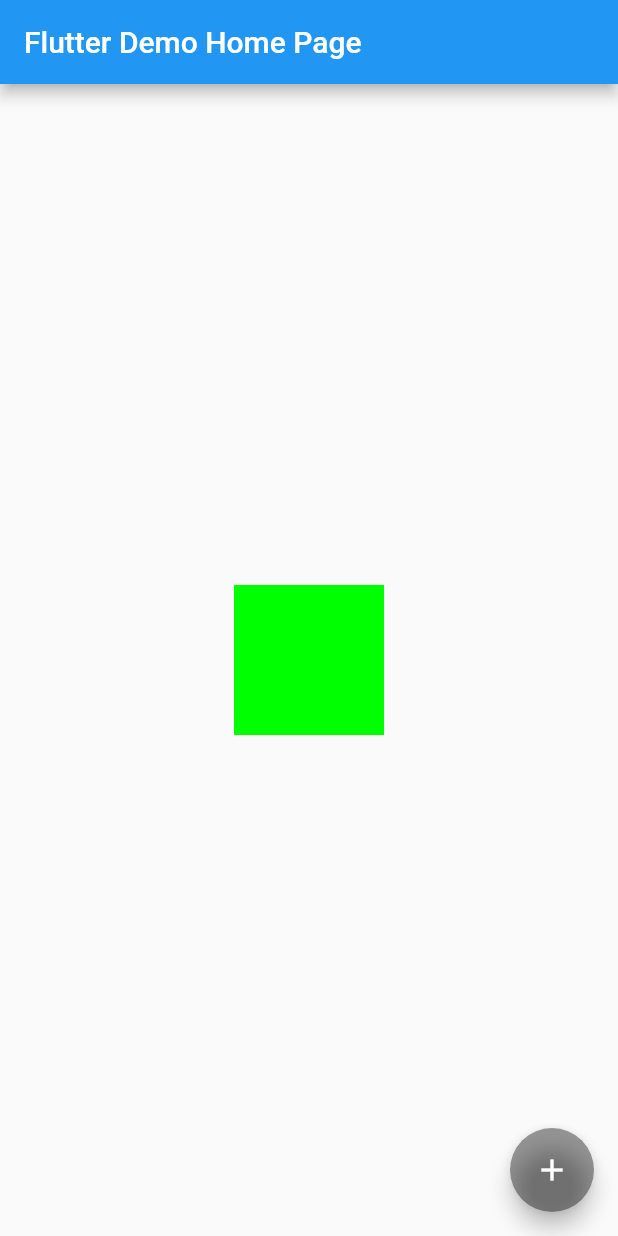
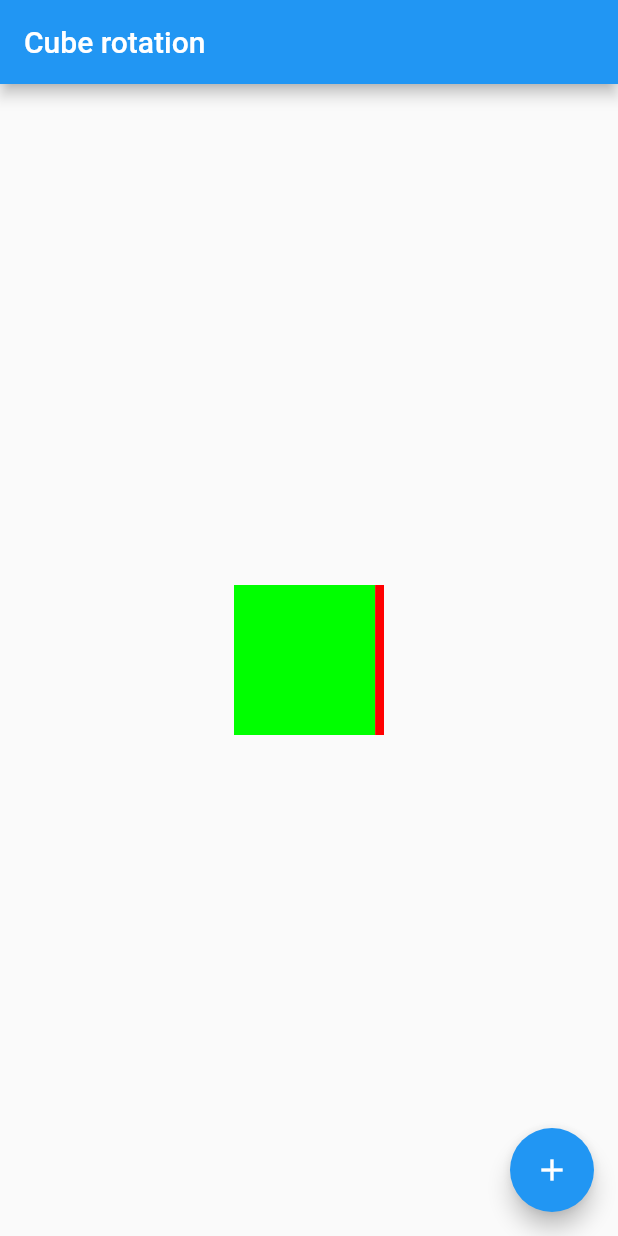
Before and after one commit to vdulnev/cube, a Flutter app: the screen it shows after launch, after a tap on the "add" icon, on a phone screen of 412 x 824 dp. Run offline on Flutter 3.47's test engine with Material 2 defaults, Android fonts, the phone set to English and light mode, and no system bars; our stand-ins replace flutter_redux, redux.

```diff
--- a/lib/Cube.dart
+++ b/lib/Cube.dart
@@ -2,20 +2,34 @@ import 'dart:math';
 
 import 'package:flutter/material.dart';
 
-class Cube extends StatelessWidget {
+class CubeState {
   final double size;
   final double angle;
 
-  Cube(this.size, this.angle);
+  CubeState(this.size, this.angle);
+  CubeState.newAngle(CubeState oldState, double angle): this(oldState.size, angle);
+}
+
+extension CubeStateCopy on CubeState {
+  CubeState setAngle(double angle) {
+    return CubeState(this.size, angle);
+  }
+}
+
+class Cube extends StatelessWidget {
+
+  final CubeState _state;
+
+  Cube(this._state);
 
   @override
   Widget build(BuildContext context) {
     return Row(
       children: <Widget>[
       SizedBox(
-      width: size,
-      height: size,
-      child: buildCube(angle),
+      width: _state.size,
+      height: _state.size,
+      child: buildCube(_state.angle),
       ),
       ],
       mainAxisSize: MainAxisSize.min,
--- a/lib/CubeSwitch.dart
+++ b/lib/CubeSwitch.dart
@@ -1,4 +1,3 @@
-import 'dart:async';
 import 'dart:math';
 
 import 'package:flutter/widgets.dart';
@@ -7,54 +6,69 @@ import 'Cube.dart';
 
 enum SwitchState { on, off }
 
+class CubeSwitchState {
+  final CubeState cubeState;
+  final SwitchState state;
+
+  CubeSwitchState(this.cubeState, this.state);
+}
+
+extension CubeSwitchStateCopy on CubeSwitchState {
+  CubeSwitchState setSwitchState(SwitchState switchState) {
+    return CubeSwitchState(this.cubeState, switchState);
+  }
+  CubeSwitchState setCubeState(CubeState cubeState) {
+    return CubeSwitchState(cubeState, this.state);
+  }
+  CubeSwitchState setAngle(double angle) {
+    return CubeSwitchState(this.cubeState.setAngle(angle), this.state);
+  }
+}
+
+class CubeSwitchController {
+  _CubeSwitchState _cubeSwitchState;
+
+  void start() {
+    _cubeSwitchState.start();
+  }
+}
+
 class CubeSwitch extends StatefulWidget {
-  final double size;
-  final SwitchState state;
-  final Stream<SwitchState> stream;
-  final StreamController<SwitchState> _outputController = StreamController();
+  final CubeSwitchController _controller;
+  final CubeSwitchState _cubeSwitchState;
 
-  CubeSwitch(this.size, {this.state = SwitchState.off, this.stream});
+  CubeSwitch(this._cubeSwitchState, this._controller);
+
+  CubeSwitch.fromSize(double size, CubeSwitchController controller): this(CubeSwitchState(CubeState(size, 0), SwitchState.off), controller);
 
   @override
   _CubeSwitchState createState() {
-    _outputController.add(state);
     return _CubeSwitchState(
-        size, state, stream, _outputController);
+        _cubeSwitchState, _controller);
   }
-
-  Stream<SwitchState> getOutputStream() {
-    return _outputController.stream;
-  }
-
 }
 
 class _CubeSwitchState extends State<CubeSwitch>
     with SingleTickerProviderStateMixin {
-  double size;
-  SwitchState _state;
-  Stream<SwitchState> stream;
-  StreamController<SwitchState> _streamController;
+  final CubeSwitchController cubeSwitchController;
+  CubeSwitchState _cubeSwitchState;
   AnimationController controller;
   Animation<double> animation;
 
-  _CubeSwitchState(this.size, this._state, this.stream, this._streamController);
+  _CubeSwitchState(this._cubeSwitchState, this.cubeSwitchController){
+    cubeSwitchController._cubeSwitchState = this;
+  }
 
   @override
   void initState() {
     super.initState();
     controller = AnimationController(
         duration: const Duration(milliseconds: 5000), vsync: this);
-    animation = _createAnimation(_state);
-    if (stream != null) {
-      stream.listen((SwitchState newSate) {
-        print(newSate);
-        _alter();
-      });
-    }
+    animation = _createAnimation(_cubeSwitchState.state);
   }
 
-  void _alter() {
-    if (_state == SwitchState.on) {
+  void start() {
+    if (_cubeSwitchState.state == SwitchState.on) {
       _turnOff();
     } else {
       _turnOn();
@@ -62,7 +76,7 @@ class _CubeSwitchState extends State<CubeSwitch>
   }
 
   void _turnOn() {
-    if (_state == SwitchState.on ||
+    if (_cubeSwitchState.state == SwitchState.on ||
         animation.status == AnimationStatus.forward) {
       print("_turnOn skipped");
       return;
@@ -73,7 +87,7 @@ class _CubeSwitchState extends State<CubeSwitch>
   }
 
   void _turnOff() {
-    if (_state == SwitchState.off ||
+    if (_cubeSwitchState.state == SwitchState.off ||
         animation.status == AnimationStatus.reverse) {
       print("_turnOff skipped");
       return;
@@ -86,20 +100,19 @@ class _CubeSwitchState extends State<CubeSwitch>
   Animation<double> _createAnimation(SwitchState finalState) {
     return Tween<double>(begin: 0.0, end: pi / 2.0).animate(controller)
       ..addListener(() {
-        setState(() {});
+        setState(() {_cubeSwitchState = _cubeSwitchState.setAngle(animation.value);});
       })
       ..addStatusListener((status) {
         if (status == AnimationStatus.completed ||
             status == AnimationStatus.dismissed) {
-          _state = finalState;
-          _streamController.add(_state);
+          _cubeSwitchState = _cubeSwitchState.setSwitchState(finalState);
         }
       });
   }
 
   @override
   Widget build(BuildContext context) {
-    return Cube(size, animation.value);
+    return Cube(_cubeSwitchState.cubeState);
   }
 
   @override
--- a/lib/main.dart
+++ b/lib/main.dart
@@ -1,17 +1,36 @@
-import 'dart:async';
-
+import 'package:digits/Cube.dart';
 import 'package:flutter/material.dart';
+import 'package:flutter_redux/flutter_redux.dart';
+import 'package:redux/redux.dart';
 
 import 'CubeSwitch.dart';
 
 void main() => runApp(MyApp());
 
+class MyAppState {
+  final MyHomePageState myHomePageState;
+
+  MyAppState(this.myHomePageState);
+}
+
+class MyAppReducer extends ReducerClass<MyAppState> {
+  @override
+  MyAppState call(MyAppState state, action) {
+    return state;
+  }
+}
+
+final store = Store<MyAppState>(MyAppReducer(),
+    initialState: MyAppState(MyHomePageState("Cube rotation")));
+
 class MyApp extends StatelessWidget {
   // This widget is the root of your application.
   @override
   Widget build(BuildContext context) {
-    return MaterialApp(
-      title: 'Flutter Demo',
+    return StoreProvider(
+        store: store,
+        child: MaterialApp(
+          title: 'Cube',
           theme: ThemeData(
             // This is the theme of your application.
             //
@@ -24,13 +43,19 @@ class MyApp extends StatelessWidget {
             // is not restarted.
             primarySwatch: Colors.blue,
           ),
-      home: MyHomePage(title: 'Flutter Demo Home Page'),
-    );
+          home: MyHomePage(),
+        ));
   }
 }
 
-class MyHomePage extends StatefulWidget {
-  MyHomePage({Key key, this.title}) : super(key: key);
+class MyHomePageState {
+  final String title;
+
+  MyHomePageState(this.title);
+}
+
+class MyHomePage extends StatelessWidget {
+  MyHomePage({Key key}) : super(key: key);
 
   // This widget is the home page of your application. It is stateful, meaning
   // that it has a State object (defined below) that contains fields that affect
@@ -41,53 +66,18 @@ class MyHomePage extends StatefulWidget {
   // used by the build method of the State. Fields in a Widget subclass are
   // always marked "final".
 
-  final String title;
-
-  @override
-  _MyHomePageState createState() => _MyHomePageState();
-}
-
-class _AppBloc {
-  final StreamController<Object> buttonClickSink = StreamController();
-  final StreamController<SwitchState> cubeStateSink = StreamController();
-  final StreamController<bool> buttonStateSink = StreamController();
-  var _isButtonEnabled = true;
-  SwitchState currentState;
-
-  _AppBloc() {
-    buttonClickSink.stream.listen((object) => _switchState());
-  }
-
-  void dispose() {
-    buttonClickSink.close();
-    cubeStateSink.close();
-    buttonStateSink.close();
-  }
-
-  _switchState() {
-    _isButtonEnabled = !_isButtonEnabled;
-    buttonStateSink.add(_isButtonEnabled);
-  }
-
-}
-
-class _MyHomePageState extends State<MyHomePage> {
-
-  final _bloc = _AppBloc();
+  final controller = CubeSwitchController();
 
   @override
   Widget build(BuildContext context) {
-    // This method is rerun every time setState is called, for instance as done
-    // by the _incrementCounter method above.
-    //
-    // The Flutter framework has been optimized to make rerunning build methods
-    // fast, so that you can just rebuild anything that needs updating rather
-    // than having to individually change instances of widgets.
-    return Scaffold(
+    return StoreConnector<MyAppState, MyHomePageState>(
+      converter: (store) => store.state.myHomePageState,
+      builder: (context, state) =>
+          Scaffold(
             appBar: AppBar(
               // Here we take the value from the MyHomePage object that was created by
               // the App.build method, and use it to set our appbar title.
-        title: Text(widget.title),
+              title: Text(state.title),
             ),
             body: Center(
               // Center is a layout widget. It takes a single child and positions it
@@ -110,31 +100,21 @@ class _MyHomePageState extends State<MyHomePage> {
                 mainAxisAlignment: MainAxisAlignment.center,
                 children: <Widget>[
                   Center(
-              child: CubeSwitch(100, stream: _bloc.cubeStateSink.stream),
+                    child: CubeSwitch(
+                        CubeSwitchState(CubeState(100, 0), SwitchState.off),
+                        controller),
                   )
                 ],
               ),
             ),
-      floatingActionButton: StreamBuilder<bool>(
-        stream: _bloc.buttonStateSink.stream,
-        initialData: true,
-        builder: (context, snapShot) {
-          return FloatingActionButton(
-            onPressed: snapShot.data ? () {_bloc.buttonClickSink.add(Object());} : null,
+            floatingActionButton: FloatingActionButton(
+                onPressed: () {
+                  controller.start();
+                },
                 tooltip: 'Switch',
-            child: Icon(Icons.add),
-            backgroundColor: snapShot.data ? Theme.of(context).accentColor : Theme.of(context).disabledColor,
-          );
-        },
+                child: Icon(Icons.add)
+            ),
           ), // This trailing comma makes auto-formatting nicer for build methods.
     );
   }
-
-  @override
-  void dispose() {
-    _bloc.dispose();
-    super.dispose();
 }
-
-
-}
--- a/pubspec.yaml
+++ b/pubspec.yaml
@@ -14,9 +14,10 @@ description: A new Flutter application.
 version: 1.0.0+1
 
 environment:
-  sdk: ">=2.1.0 <3.0.0"
+  sdk: ">=2.6.0 <3.0.0"
 
 dependencies:
+  flutter_redux: ">=0.6.0"
   flutter:
     sdk: flutter
 
```
Lines whose indentation alone changed are shown as unchanged.
